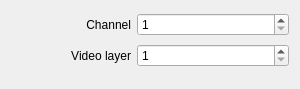
This is src/Widgets/Inspector/InspectorRouteVideolayerWidget.ui in CasparCG/client as Qt 5 draws it before an edit. The edited form follows.
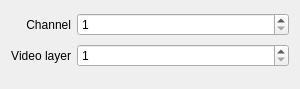
This is the edited form.

Commit message: Remove minimumSize constraint from labels

Patch:
```diff
--- a/src/Widgets/Inspector/InspectorRouteVideolayerWidget.ui
+++ b/src/Widgets/Inspector/InspectorRouteVideolayerWidget.ui
@@ -22,12 +22,6 @@
    </property>
    <item row="1" column="0">
     <widget class="QLabel" name="labelVideolayerField">
-     <property name="minimumSize">
-      <size>
-       <width>120</width>
-       <height>0</height>
-      </size>
-     </property>
      <property name="text">
       <string>Video layer</string>
      </property>
@@ -64,12 +58,6 @@
    </item>
    <item row="0" column="0">
     <widget class="QLabel" name="labelChannelField">
-     <property name="minimumSize">
-      <size>
-       <width>120</width>
-       <height>0</height>
-      </size>
-     </property>
      <property name="text">
       <string>Channel</string>
      </property>
```
The commit also changes 53 other files.
